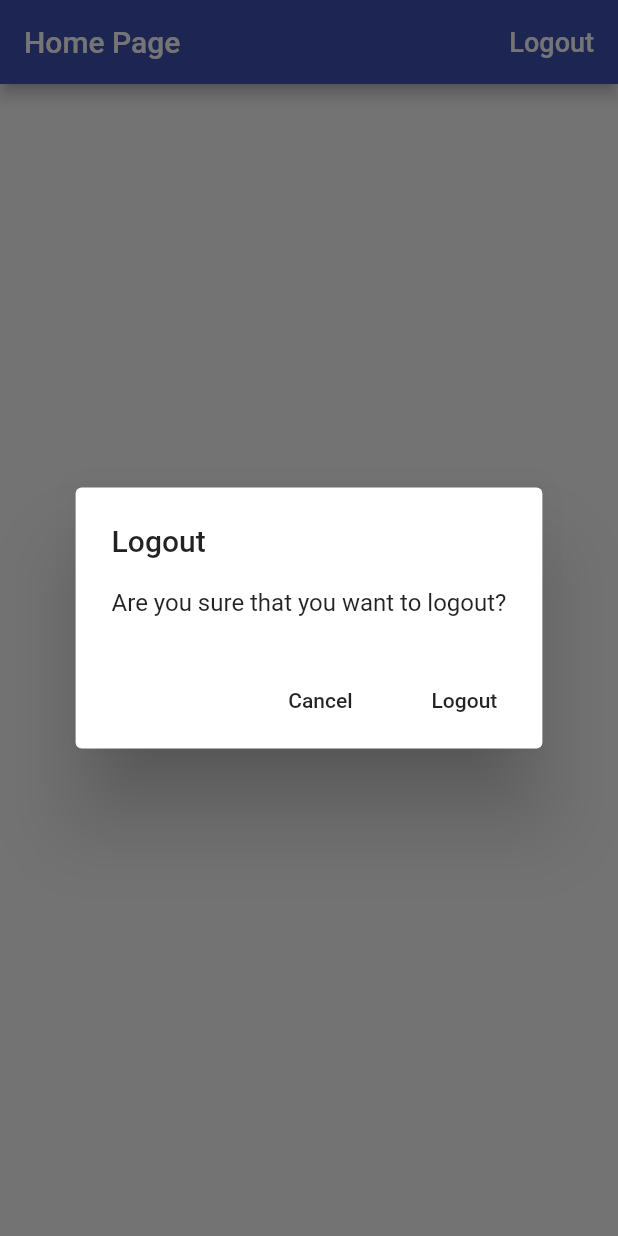
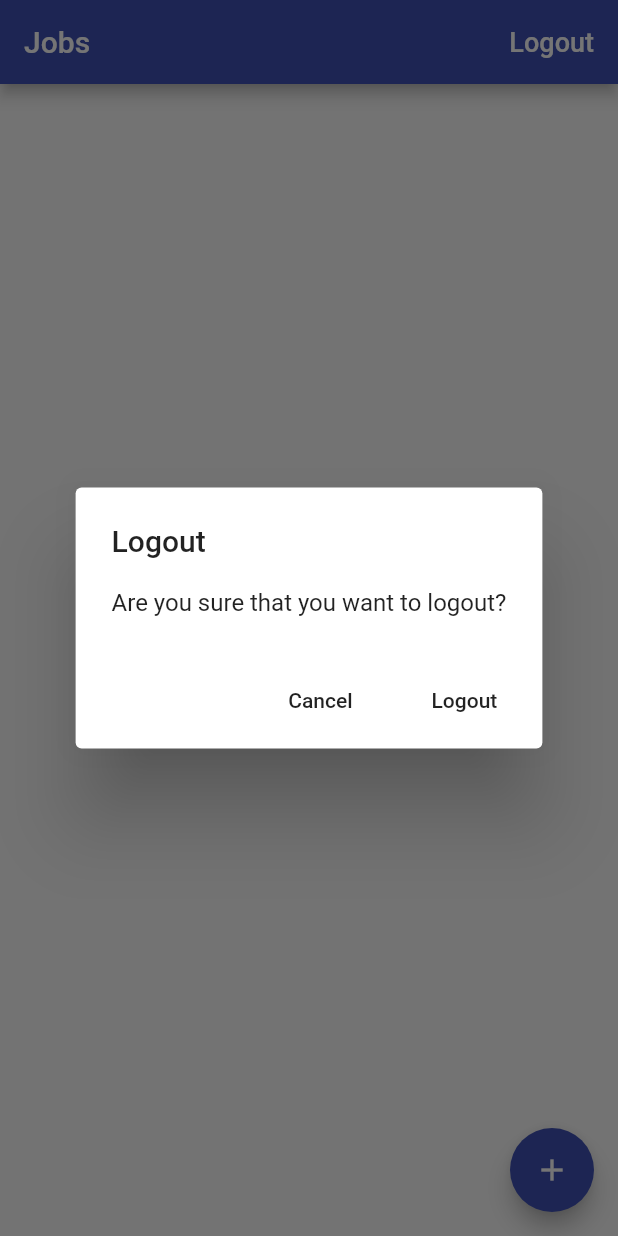
Before and after one commit to blaqkrow/time_tracker, a Flutter app: the screen it shows once a user with an empty profile is signed in, after a tap on "Logout", on a phone screen of 412 x 824 dp. Run offline on Flutter 3.47's test engine with Material 2 defaults, Android fonts, the phone set to English and light mode, and no system bars; our stand-ins replace cloud_firestore, firebase_auth, google_sign_in; accounts and stored records are empty.

```diff
--- /dev/null
+++ b/lib/app/home/jobs_page.dart
@@ -0,0 +1,90 @@
+import 'package:flutter/material.dart';
+import 'package:flutter/services.dart';
+import 'package:provider/provider.dart';
+import 'package:time_tracker/common_widgets/platform_alert_dialog.dart';
+import 'package:time_tracker/common_widgets/platform_exception_alert_dialog.dart';
+import 'package:time_tracker/services/auth.dart';
+import 'package:time_tracker/services/database.dart';
+
+import 'models/job.dart';
+
+class JobsPage extends StatelessWidget {
+
+  Future<void> _signOut(BuildContext context) async {
+    try {
+    final auth = Provider.of<AuthBase>(context, listen: false);
+    await auth.signOut();
+    } catch (e) {
+      print(e.toString());
+    }
+  }
+
+  Future<void> _confirmSignOut(BuildContext context) async {
+    final didRequestSignOut = await PlatformAlertDialog(
+      title: 'Logout',
+      content: 'Are you sure that you want to logout?',
+      cancelActionText: 'Cancel',
+      defaultActionText: 'Logout',
+    ).show(context);
+    if(didRequestSignOut == true) {
+      _signOut(context);
+    }
+  }
+
+  Future<void> _createJob(BuildContext context) async {
+    try {
+      final database = Provider.of<Database>(context, listen: false);
+      await database.createJob(Job(name: 'Blogging', ratePerHour: 10));
+    } on PlatformException catch (e) {
+      PlatformExceptionAlertDialog(
+        title: 'Operation failed',
+        exception: e,
+      ).show(context);
+    }
+  }
+
+  @override
+  Widget build(BuildContext context) {
+    return Scaffold(
+      appBar: AppBar(
+        title: Text('Jobs'),
+        actions: <Widget>[
+          FlatButton(
+            child: Text(
+              'Logout',
+              style: TextStyle(
+                  fontSize: 18.0,
+                  color: Colors.white,
+                ),
+              ),
+            onPressed: () => _confirmSignOut(context),
+          ),
+        ],
+      ),
+      body: _buildContents(context),
+      floatingActionButton: FloatingActionButton(
+        child: Icon(Icons.add),
+        onPressed: () => _createJob(context),
+      ),
+    );
+  }
+
+ Widget _buildContents(BuildContext context) {
+   final database = Provider.of<Database>(context);
+   return StreamBuilder<List<Job>>(
+     stream: database.jobsStream(),
+     builder: (context, snapshot) {
+       if(snapshot.hasData) {
+         final jobs = snapshot.data;
+         final childrens = jobs.map((job) => Text(job.name)).toList();
+         return ListView( children: childrens);
+       }
+       if(snapshot.hasError) {
+         return Center(child: Text('Some error occurred'));
+       }
+       return Center(child: CircularProgressIndicator());
+     },
+   );
+ }
+
+}
--- /dev/null
+++ b/lib/app/home/models/job.dart
@@ -0,0 +1,15 @@
+import 'package:flutter/material.dart';
+
+class Job {
+  Job({@required this.name, @required this.ratePerHour});
+
+  final String name;
+  final int ratePerHour;
+
+  Map<String, dynamic> toMap() {
+    return {
+      'name': name,
+      'ratePerHour': ratePerHour,
+    };
+  }
+}
--- a/lib/app/home_page.dart
+++ /dev/null
@@ -1,49 +0,0 @@
-import 'package:flutter/material.dart';
-import 'package:provider/provider.dart';
-import 'package:time_tracker/common_widgets/platform_alert_dialog.dart';
-import 'package:time_tracker/services/auth.dart';
-
-class HomePage extends StatelessWidget {
-
-  Future<void> _signOut(BuildContext context) async {
-    try {
-    final auth = Provider.of<AuthBase>(context, listen: false);
-    await auth.signOut();
-    } catch (e) {
-      print(e.toString());
-    }
-  }
-
-  Future<void> _confirmSignOut(BuildContext context) async {
-    final didRequestSignOut = await PlatformAlertDialog(
-      title: 'Logout',
-      content: 'Are you sure that you want to logout?',
-      cancelActionText: 'Cancel',
-      defaultActionText: 'Logout',
-    ).show(context);
-    if(didRequestSignOut == true) {
-      _signOut(context);
-    }
-  }
-
-  @override
-  Widget build(BuildContext context) {
-    return Scaffold(
-      appBar: AppBar(
-        title: Text('Home Page'),
-        actions: <Widget>[
-          FlatButton(
-            child: Text(
-              'Logout',
-              style: TextStyle(
-                  fontSize: 18.0,
-                  color: Colors.white,
-                ),
-              ),
-            onPressed: () => _confirmSignOut(context),
-          ),
-        ],
-      ),
-    );
-  }
-}
--- a/lib/app/landing_page.dart
+++ b/lib/app/landing_page.dart
@@ -1,7 +1,8 @@
 import 'package:flutter/material.dart';
 import 'package:provider/provider.dart';
-import 'package:time_tracker/app/home_page.dart';
+import 'package:time_tracker/app/home/jobs_page.dart';
 import 'package:time_tracker/services/auth.dart';
+import 'package:time_tracker/services/database.dart';
 import 'sign_in/sign_in_page.dart';
 
 class LandingPage extends StatelessWidget {
@@ -20,7 +21,10 @@ class LandingPage extends StatelessWidget {
           if(user == null) {
             return SignInPage.create(context);
           }
-          return HomePage();
+          return Provider<Database>(
+            create: (_) => FirestoreDatabase(uid: user.uid),
+            child: JobsPage()
+          );
         } else { //when no data is in the stream
           return Scaffold(
             body: Center(
--- a/lib/common_widgets/platform_exception_alert_dialog.dart
+++ b/lib/common_widgets/platform_exception_alert_dialog.dart
@@ -13,6 +13,11 @@ class PlatformExceptionAlertDialog extends PlatformAlertDialog {
   );
 
   static String _message(PlatformException exception) {
+    if(exception.message == 'FIRFirestoreErrorDomain') {
+      if(exception.code == 'Error 7') {
+        return 'Missing or insufficient permissions';
+      }
+    }
     //return message in map, if cant find use the original exception message
     return _errors[exception.code] ?? exception.message;
   }
--- /dev/null
+++ b/lib/services/api_path.dart
@@ -0,0 +1,4 @@
+class APIPath {
+  static String job(String uid, String jobId) => 'users/$uid/jobs/$jobId';
+  static String jobs(String uid) => 'users/$uid/jobs';
+}
--- /dev/null
+++ b/lib/services/database.dart
@@ -0,0 +1,37 @@
+import 'package:cloud_firestore/cloud_firestore.dart';
+import 'package:flutter/foundation.dart';
+import 'package:time_tracker/app/home/models/job.dart';
+import 'package:time_tracker/services/api_path.dart';
+
+abstract class Database {
+  Future<void> createJob(Job job);
+   Stream<List<Job>> jobsStream();
+}
+
+class FirestoreDatabase implements Database {
+  FirestoreDatabase({@required this.uid}) : assert(uid != null);
+  final String uid;
+
+  Future<void> createJob(Job job) async => await _setData(
+    path: APIPath.job(uid, 'job_abc'),
+    data: job.toMap(),
+  );
+
+  Stream<List<Job>> jobsStream() {
+    final path = APIPath.jobs(uid);
+    final reference = Firestore.instance.collection(path);
+    final snapshots = reference.snapshots();
+    return snapshots.map((snapshot) => snapshot.documents.map(
+      (snapshot) => Job(
+        name: snapshot.data['name'],
+        ratePerHour: snapshot.data['ratePerHour'],
+      ),
+    ).toList());
+  }
+
+  Future<void> _setData({String path, Map<String, dynamic> data}) async {
+    final reference = Firestore.instance.document(path);
+    print('$path: $data');
+    await reference.setData(data);
+  }
+}
```
